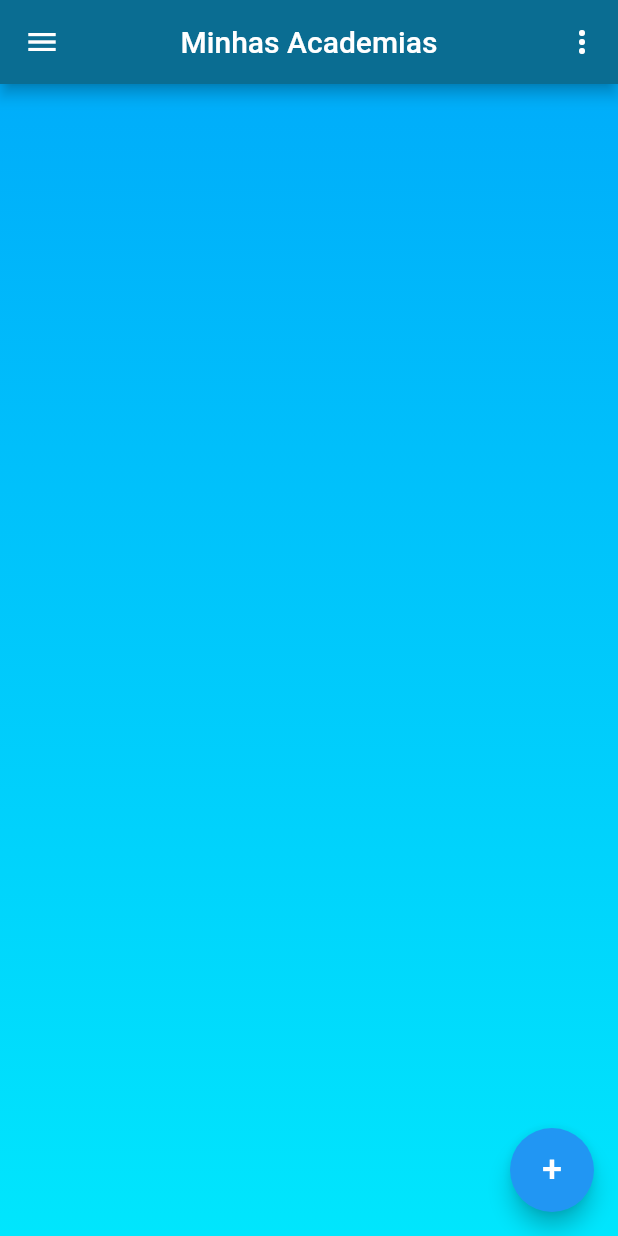
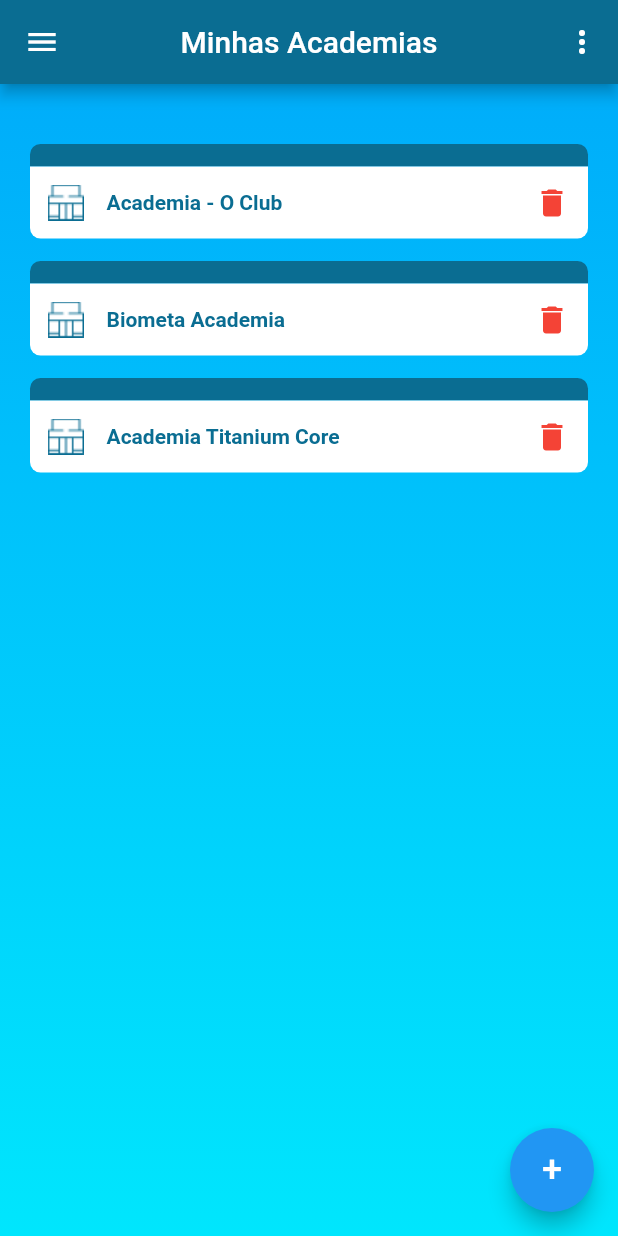
Before and after one commit to ricarthlima/flutter-gym-app-dotcode, a Flutter app: the screen it shows after launch, on a phone screen of 412 x 824 dp. Run offline on Flutter 3.47's test engine with Material 2 defaults, Android fonts, the phone set to English and light mode, and no system bars; our stand-ins replace shared_preferences.

Commit message:
home - initialized content home

```diff
--- a/lib/pages/home/home_widgets/home_content.dart
+++ b/lib/pages/home/home_widgets/home_content.dart
@@ -16,6 +16,14 @@ class _HomePageContentState extends State<HomePageContent> {
       title: "Academia - O Club",
       assetIcon: "assets/icons/gym_icon.png",
     ),
+    HomeListModel(
+      title: "Biometa Academia",
+      assetIcon: "assets/icons/gym_icon.png",
+    ),
+    HomeListModel(
+      title: "Academia Titanium Core",
+      assetIcon: "assets/icons/gym_icon.png",
+    )
   ];
 
   @override
@@ -32,15 +40,16 @@ class _HomePageContentState extends State<HomePageContent> {
         ),
       ),
       padding: EdgeInsets.symmetric(
-        vertical: 50,
+        vertical: 40,
         horizontal: 20,
       ),
-      child: ListView(
-        children: [
-          HomeListItem(
-            homeListModel: listMockedList[0],
-          )
-        ],
+      child: ListView.builder(
+        itemCount: listMockedList.length,
+        itemBuilder: (context, index) {
+          return HomeListItem(
+            homeListModel: listMockedList[index],
+          );
+        },
       ),
     );
   }
--- a/lib/pages/home/home_widgets/home_list_item.dart
+++ b/lib/pages/home/home_widgets/home_list_item.dart
@@ -13,6 +13,56 @@ class HomeListItem extends StatefulWidget {
 class _HomeListItemState extends State<HomeListItem> {
   @override
   Widget build(BuildContext context) {
-    return Container();
+    return Container(
+      margin: EdgeInsets.only(bottom: 15),
+      child: Column(
+        children: [
+          Container(
+            height: 15,
+            decoration: BoxDecoration(
+              color: CustomColors().getAppBarMainColor(),
+              borderRadius: BorderRadius.only(
+                topLeft: Radius.circular(7),
+                topRight: Radius.circular(7),
+              ),
+            ),
+          ),
+          Container(
+            decoration: BoxDecoration(
+              color: Colors.white,
+              borderRadius: BorderRadius.only(
+                bottomLeft: Radius.circular(7),
+                bottomRight: Radius.circular(7),
+              ),
+            ),
+            child: Container(
+              padding: EdgeInsets.all(12),
+              child: Row(
+                mainAxisAlignment: MainAxisAlignment.spaceBetween,
+                children: [
+                  Row(
+                    children: [
+                      Image.asset(widget.homeListModel.assetIcon),
+                      Padding(padding: EdgeInsets.only(left: 15)),
+                      Text(
+                        widget.homeListModel.title,
+                        style: TextStyle(
+                          color: CustomColors().getAppBarMainColor(),
+                          fontWeight: FontWeight.bold,
+                        ),
+                      ),
+                    ],
+                  ),
+                  Icon(
+                    Icons.delete,
+                    color: Colors.red,
+                  )
+                ],
+              ),
+            ),
+          ),
+        ],
+      ),
+    );
   }
 }
```
